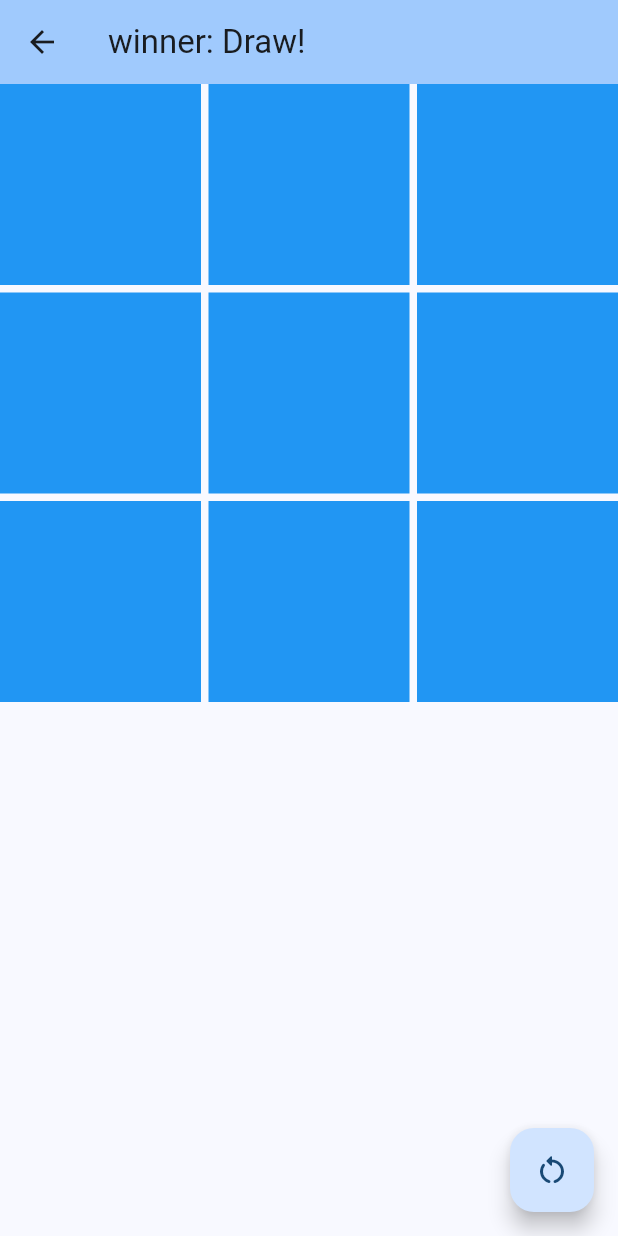
After one commit to ammar180/Flutter-Development, a Flutter app: the GamePage screen opened directly, on a phone screen of 412 x 824 dp. The commit adds this screen. Run offline on Flutter 3.47's test engine with Material 3 defaults, Android fonts, the phone set to English and light mode, and no system bars; our stand-ins replace dio.

Commit message:
Add Tic Tac Toe Game Feature

```diff
--- /dev/null
+++ b/lib/tic_tac_toe/game_page.dart
@@ -0,0 +1,79 @@
+import 'game_provider.dart';
+import 'package:flutter/material.dart';
+import 'package:provider/provider.dart';
+
+class GamePage extends StatelessWidget {
+  const GamePage({super.key});
+
+  @override
+  Widget build(BuildContext context) {
+    var prov = Provider.of<GameProvider>(context, listen: false);
+    return Scaffold(
+      appBar: AppBar(
+        backgroundColor: Theme.of(context).colorScheme.inversePrimary,
+        title: Consumer<GameProvider>(
+            builder: (context, prov, child) => Text(
+                "winner: ${(prov.winner == null) ? "Draw!" : prov.winner! ? "X Player!" : "O Player!"}")),
+      ),
+      body: Center(
+          child: GridView.builder(
+        itemBuilder: (context, index) {
+          int targetRow = index ~/ 3;
+          int targetCol = index - (targetRow * 3);
+          return Cell(
+            row: targetRow,
+            col: targetCol,
+          );
+        },
+        gridDelegate: const SliverGridDelegateWithFixedCrossAxisCount(
+            crossAxisCount: 3, crossAxisSpacing: 5, mainAxisSpacing: 5),
+        itemCount: 9,
+      )),
+      floatingActionButton: FloatingActionButton(
+        onPressed: () => prov.resetCells(),
+        tooltip: 'restart',
+        child: const Icon(Icons.restart_alt_rounded),
+      ),
+    );
+  }
+}
+
+class Cell extends StatelessWidget {
+  const Cell({super.key, required this.row, required this.col});
+  final int row;
+  final int col;
+
+  @override
+  Widget build(BuildContext context) {
+    bool? cellValue;
+    return Consumer<GameProvider>(builder: (context, prov, child) {
+      cellValue = prov.cells[row][col];
+      return InkWell(
+        onTap: () {
+          if (cellValue == null && prov.winner == null) {
+            prov.updateCell(row, col);
+            prov.switchPlayer();
+            prov.checkWinner();
+          }
+        },
+        child: Container(
+          color: (cellValue == null)
+              ? Colors.blue
+              : cellValue!
+                  ? Colors.green
+                  : Colors.red,
+          child: Center(
+            child: Text(
+              (cellValue == null)
+                  ? ""
+                  : cellValue!
+                      ? "X"
+                      : "O",
+              style: Theme.of(context).textTheme.displayLarge,
+            ),
+          ),
+        ),
+      );
+    });
+  }
+}
--- /dev/null
+++ b/lib/tic_tac_toe/game_provider.dart
@@ -0,0 +1,58 @@
+import 'package:flutter/material.dart';
+
+class GameProvider with ChangeNotifier {
+  bool currentPlayer = true;
+  bool? winner;
+  List<List<bool?>> cells = List.generate(
+    3,
+    (_) => List.generate(3, (_) => null),
+  );
+
+  void resetCells() {
+    currentPlayer = true;
+    cells = List.generate(3, (_) => List.generate(3, (_) => null));
+    winner = null;
+    notifyListeners();
+  }
+
+  void switchPlayer() {
+    currentPlayer = !currentPlayer;
+  }
+
+  void updateCell(int row, int col) {
+    cells[row][col] = currentPlayer;
+    notifyListeners();
+  }
+
+  void checkWinner() {
+    // check diagonals
+    winner =
+        (cells[0][0] != null &&
+                cells[0][0] == cells[1][1] &&
+                cells[1][1] == cells[2][2])
+            ? cells[1][1]
+            : null;
+    if (winner != null) return;
+    winner =
+        (cells[0][2] != null &&
+                cells[0][2] == cells[1][1] &&
+                cells[1][1] == cells[2][0])
+            ? cells[1][1]
+            : null;
+    if (winner != null) return;
+    for (var i = 0; i < 3; i++) {
+      // checkrows
+      for (var j = 0; j < 2; j++) {
+        winner = (cells[i][j] == cells[i][j + 1]) ? cells[i][j] : null;
+        if (winner == null) break;
+      }
+      if (winner != null) break;
+      // check columns
+      for (var k = 0; k < 2; k++) {
+        winner = (cells[k][i] == cells[k + 1][i]) ? cells[k][i] : null;
+        if (winner == null) break;
+      }
+      if (winner != null) break;
+    }
+  }
+}
```
Also changed, not shown: lib/main.dart (+35 -7 lines).
